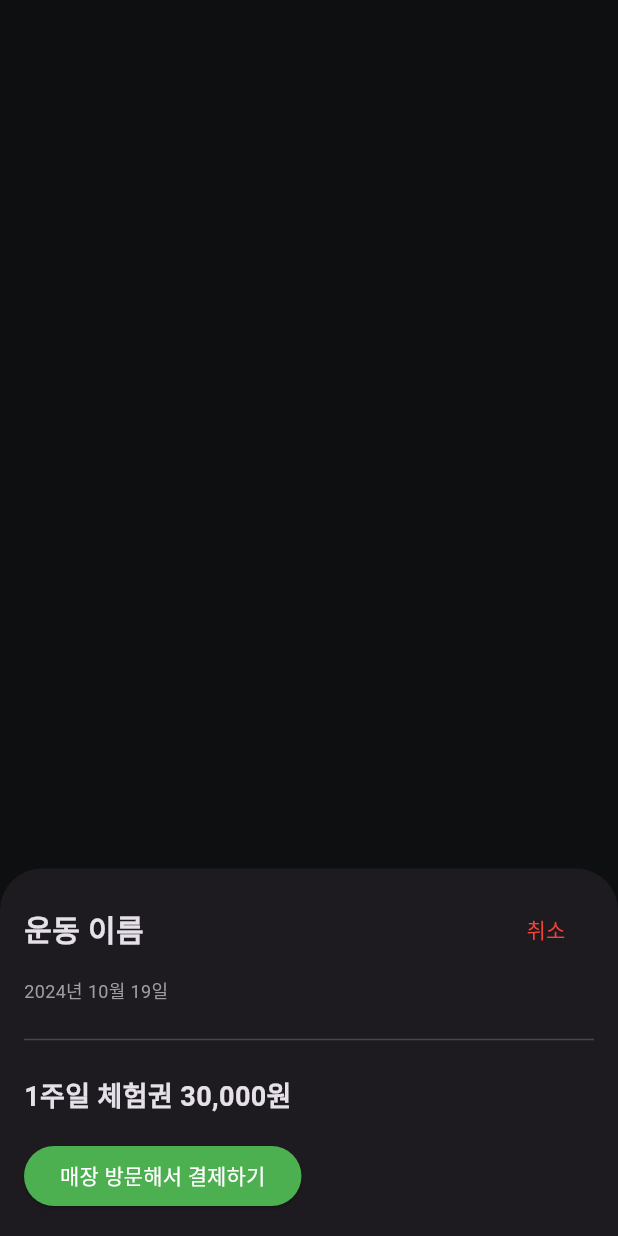
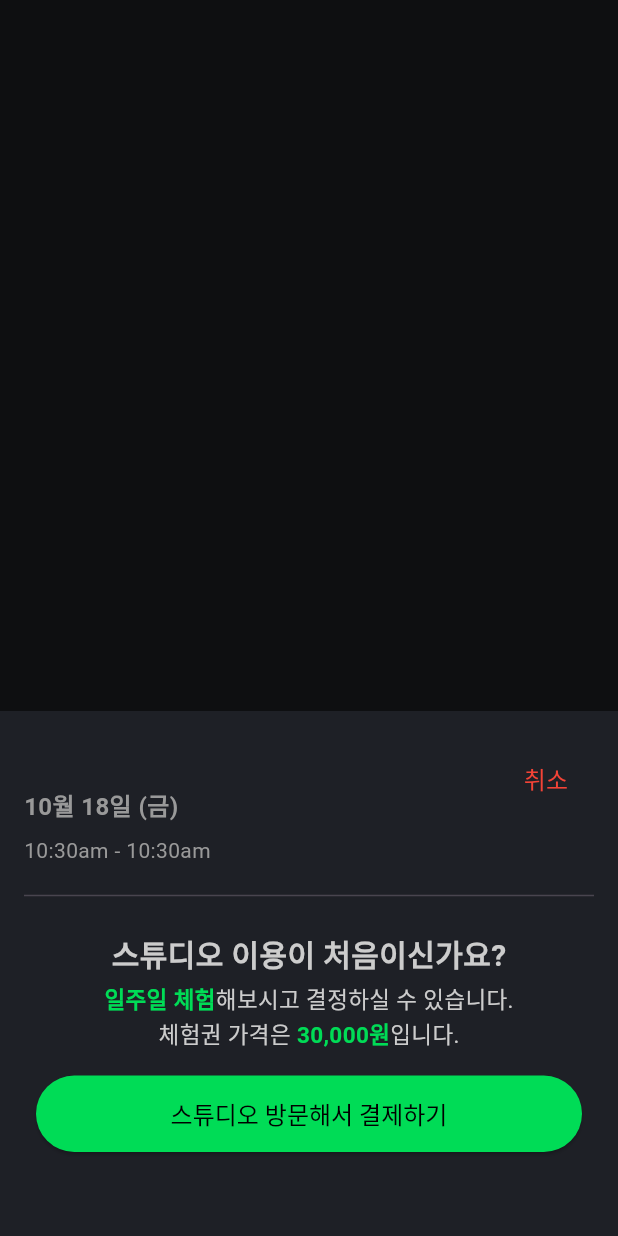
Before and after one commit to mgn1440/JabTraining, a Flutter app: what handleReservation() shows on an empty page, opened directly with empty values, on a phone screen of 412 x 824 dp. Run offline on Flutter 3.47's test engine with Material 3 defaults, Android fonts, the phone set to English and light mode, and no system bars; our stand-ins replace auto_size_text, flutter_dotenv, flutter_svg, shared_preferences, supabase_flutter, table_calendar; accounts and stored records are empty.

Commit message:
Feat: Reservation Bottom Modal/#10

```diff
--- a/lib/component/reservation_modal_handler.dart
+++ b/lib/component/reservation_modal_handler.dart
@@ -1,7 +1,25 @@
 import 'package:flutter/material.dart';
 import 'package:supabase_flutter/supabase_flutter.dart';
+import 'package:intl/intl.dart';
+import 'package:jab_training/const/color.dart';
+import 'package:jab_training/component/buttons.dart';
 
-Future<void> handleReservation(BuildContext context, VoidCallback onReserve) async {
+
+String formatTimeRange(DateTime startTime, int duration) {
+  final endTime = startTime.add(Duration(minutes: duration));
+  final startFormat = DateFormat('h:mma').format(startTime).toLowerCase();
+  final endFormat = DateFormat('h:mma').format(endTime).toLowerCase();
+  return '$startFormat - $endFormat';
+}
+
+Future<void> handleReservation(
+    BuildContext context,
+    VoidCallback onReserve,
+    String workoutName,
+    DateTime startTime,
+    int duration,
+    int locationId
+    ) async {
   final supabase = Supabase.instance.client;
   try {
     final response = await supabase
@@ -17,7 +35,9 @@ Future<void> handleReservation(BuildContext context, VoidCallback onReserve) asy
           context: context,
           builder: (BuildContext context) {
             return Container(
+              color: background,
               width: double.infinity,
+              height: 350,
               padding: const EdgeInsets.all(16),
               child: Column(
                 mainAxisSize: MainAxisSize.min,
@@ -26,9 +46,19 @@ Future<void> handleReservation(BuildContext context, VoidCallback onReserve) asy
                   Row(
                     mainAxisAlignment: MainAxisAlignment.spaceBetween,
                     children: [
-                      const Text(
-                        '운동 이름', // TODO: 실제 이름
-                        style: TextStyle(fontSize: 20, fontWeight: FontWeight.bold),
+                      Column(
+                        crossAxisAlignment: CrossAxisAlignment.start,
+                        children: [
+                          Text(
+                            workoutName,
+                            style: TextStyle(fontSize: 24, fontWeight: FontWeight.bold, color: grayscaleSwatch[100]),
+                          ),
+                          const SizedBox(height: 1),
+                          Text(
+                            '${startTime.month}월 ${startTime.day}일 (${['월', '화', '수', '목', '금', '토', '일'][startTime.weekday - 1]})',
+                            style: TextStyle(fontSize: 16, color: grayscaleSwatch[200], fontWeight: FontWeight.bold),
+                          ),
+                        ],
                       ),
                       TextButton(
                         onPressed: () {
@@ -36,33 +66,68 @@ Future<void> handleReservation(BuildContext context, VoidCallback onReserve) asy
                         },
                         child: const Text(
                           '취소',
-                          style: TextStyle(color: Colors.red),
+                          style: TextStyle(color: Colors.red, fontSize: 16),
                         ),
                       ),
                     ],
                   ),
                   const SizedBox(height: 8),
-                  const Text(
-                      '2024년 10월 19일',
-                      style: TextStyle(fontSize: 12, color: Colors.grey),
+                  Text(
+                    formatTimeRange(startTime, duration),
+                    style: TextStyle(fontSize: 14, color: grayscaleSwatch[200]),
                   ),
-                  const SizedBox(height: 16),
+                  const SizedBox(height: 12),
                   const Divider(), // 줄 추가
                   const SizedBox(height: 16),
-                  const Text(
-                    '1주일 체험권 30,000원',
+                  Center( // 가운데 정렬
+                    child: Column(
+                      children: [
+                        Text(
+                          '스튜디오 이용이 처음이신가요?',
                           style: TextStyle(
-                      fontSize: 18,
+                            fontSize: 20,
                             fontWeight: FontWeight.bold,
+                            color: grayscaleSwatch[100],
                           ),
                         ),
-                  const SizedBox(height: 16),
-                  ElevatedButton(
+                        const SizedBox(height: 4),
+                        Text.rich(
+                          TextSpan(
+                            style: TextStyle(fontSize: 15, color: grayscaleSwatch[100]), // 기본 스타일
+                            children: [
+                              TextSpan(
+                                text: '일주일 체험', // 볼드 텍스트
+                                style: TextStyle(fontWeight: FontWeight.bold, color: primarySwatch[500]),
+                              ),
+                              const TextSpan(text: '해보시고 결정하실 수 있습니다.'), // 일반 텍스트
+                            ],
+                          ),
+                        ),
+                        Text.rich(
+                          TextSpan(
+                            style: TextStyle(fontSize: 15, color: grayscaleSwatch[100]), // 기본 스타일
+                            children: [
+                              const TextSpan(text: '체험권 가격은 '), // 일반 텍스트
+                              TextSpan(
+                                text: '30,000원', // 볼드 텍스트
+                                style: TextStyle(fontWeight: FontWeight.bold, color: primarySwatch[500]),
+                              ),
+                              const TextSpan(text: '입니다.'), // 일반 텍스트
+                            ],
+                          ),
+                        ),
+                        const SizedBox(height: 16), // 버튼 위 공간
+                        CustomButton(
+                            isEnabled: true,
+                            buttonType: ButtonType.filled,
                             onPressed: () async {
                               onReserve();
                               Navigator.pop(context); // 모달 닫기
                             },
-                    child: const Text('매장 방문해서 결제하기'),
+                            child: const Text('스튜디오 방문해서 결제하기'),
+                        ),
+                      ],
+                    ),
                   ),
                 ],
               ),
@@ -76,7 +141,6 @@ Future<void> handleReservation(BuildContext context, VoidCallback onReserve) asy
     }
   } catch (e) {
     if (context.mounted) {
-      print(e);
       ScaffoldMessenger.of(context).showSnackBar(
         const SnackBar(
           content: Text('프로필을 먼저 작성해주세요.'),
--- a/lib/component/workout_reservation_component.dart
+++ b/lib/component/workout_reservation_component.dart
@@ -149,7 +149,7 @@ class WorkoutTile extends StatelessWidget {
                   SizedBox(
                     width: 100,
                     child: ElevatedButton(
-                      onPressed: () async => handleReservation(context, onReserve),
+                      onPressed: () async => handleReservation(context, onReserve, workoutName, startTime, duration, locationId),
                       style: ElevatedButton.styleFrom(
                           foregroundColor: primarySwatch[500],
                           backgroundColor: background,
```
Lines whose indentation alone changed are shown as unchanged.
